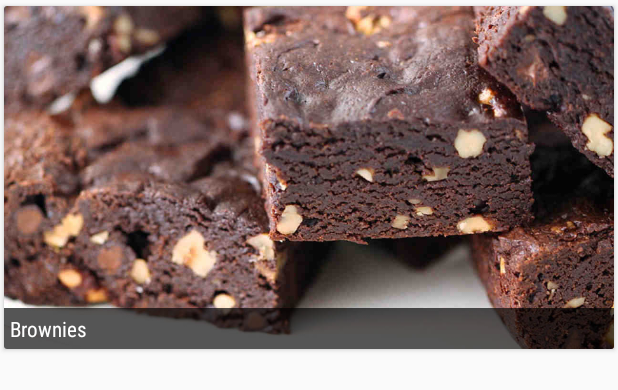
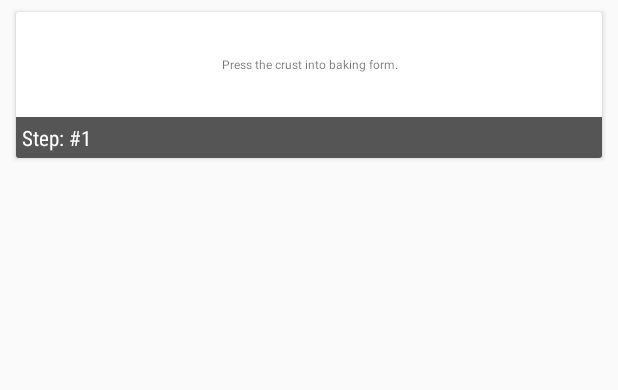
Before and after one commit to c0dexter/Baking-App, an Android app: the layout fragment_recipe_step.xml on its own in the app's theme, with its tools: preview values and no code run, on a phone screen of 412 x 824 dp. Shown: the top 390 px of the screen. Run offline under Robolectric (Android 15) with nearby library versions, the phone set to English and light mode, and no system bars.

Commit message:
Added views for activity with steps (static fragment here) Refactor classes and layouts name

```diff
--- a/app/build.gradle
+++ b/app/build.gradle
@@ -36,4 +36,5 @@ dependencies {
     implementation 'com.android.support:cardview-v7:27.1.1'
     implementation 'com.android.support:recyclerview-v7:27.1.1'
     implementation 'com.jakewharton:butterknife:8.8.1'
+    implementation 'com.ernestoyaquello.stepperform:vertical-stepper-form:0.9.9'
 }
--- a/app/src/main/java/pl/michaldobrowolski/bakingapp/ui/RecipeMasterListFragment.java
+++ b/app/src/main/java/pl/michaldobrowolski/bakingapp/ui/RecipeMasterListFragment.java
@@ -49,7 +49,7 @@ public class RecipeMasterListFragment extends android.support.v4.app.Fragment im
     public View onCreateView(@NonNull LayoutInflater inflater, @Nullable ViewGroup container, Bundle savedInstanceState) {
 
         // Set a root view
-        final View rootView = inflater.inflate(R.layout.recipe_master_list_fragment, container, false);
+        final View rootView = inflater.inflate(R.layout.fragment_recipe_master_list, container, false);
         // Mapping views
         mRecyclerView = rootView.findViewById(R.id.recipe_master_list_rv);
         mApiInterface = ApiClient.getClient().create(ApiInterface.class);
@@ -90,8 +90,9 @@ public class RecipeMasterListFragment extends android.support.v4.app.Fragment im
 
     @Override
     public void onClickRecipe(int recipeCardPosition) {
-        Log.i(TAG, "The " + mRecipeList.get(recipeCardPosition).getmName() + "has been clicked" );
+        Log.i(TAG, "The " + mRecipeList.get(recipeCardPosition).getmName() + "has been clicked");
         Toast.makeText(mContext, "Recipe of " + mRecipeList.get(recipeCardPosition).getmName(), Toast.LENGTH_SHORT).show();
+        //TODO: Make sending required data to the 2nd screen (fragment) and open it
     }
 
     @Override
--- a/app/src/main/java/pl/michaldobrowolski/bakingapp/ui/adapters/RecipeMasterListAdapter.java
+++ b/app/src/main/java/pl/michaldobrowolski/bakingapp/ui/adapters/RecipeMasterListAdapter.java
@@ -20,7 +20,6 @@ public class RecipeMasterListAdapter extends RecyclerView.Adapter<RecipeMasterLi
     private List<Recipe> mRecipeItems;
     private Recipe recipe;
     private ImageView recipePhotoCardImageView;
-    //private Context mContext;
 
     public RecipeMasterListAdapter(List<Recipe> recipeList, MasterListAdapterOnClickHandler listClickHandler) {
         this.mRecipeItems = recipeList;
@@ -32,7 +31,7 @@ public class RecipeMasterListAdapter extends RecyclerView.Adapter<RecipeMasterLi
     @Override
     public RecipeMasterListAdapter.ViewHolder onCreateViewHolder(@NonNull ViewGroup parent, int viewType) {
 
-        View view = LayoutInflater.from(parent.getContext()).inflate(R.layout.recipe_item, parent, false);
+        View view = LayoutInflater.from(parent.getContext()).inflate(R.layout.fragment_recipe, parent, false);
         view.setFocusable(true);
         return new ViewHolder(view);
     }
--- /dev/null
+++ b/app/src/main/java/pl/michaldobrowolski/bakingapp/ui/adapters/RecipeStepListAdapter.java
@@ -0,0 +1,6 @@
+package pl.michaldobrowolski.bakingapp.ui.adapters;
+
+public class RecipeStepListAdapter  {
+
+    //TODO: create adapter of step list
+}
--- /dev/null
+++ b/app/src/main/res/layout/activity_steps.xml
@@ -0,0 +1,6 @@
+<?xml version="1.0" encoding="utf-8"?>
+<fragment xmlns:android="http://schemas.android.com/apk/res/android"
+    android:id="@+id/steps_list_fragment"
+    android:name="pl.michaldobrowolski.bakingapp.ui.RecipeStepListFragment"
+    android:layout_width="match_parent"
+    android:layout_height="match_parent" />
--- a/app/src/main/res/layout/recipe_item.xml
+++ b/app/src/main/res/layout/fragment_recipe_step.xml
@@ -8,41 +8,43 @@
     <LinearLayout
         android:layout_width="match_parent"
         android:layout_height="wrap_content"
-        android:layout_margin="0dp"
+        android:layout_marginBottom="4dp"
+        android:layout_marginLeft="8dp"
+        android:layout_marginRight="8dp"
+        android:layout_marginTop="4dp"
         android:clipToPadding="false"
         android:orientation="vertical">
 
-        <android.support.v7.widget.CardView
+    <android.support.v7.widget.CardView
             android:layout_width="match_parent"
             android:layout_height="wrap_content"
             card_view:cardElevation="@dimen/cardview_default_elevation"
             card_view:cardUseCompatPadding="true">
 
-            <ImageView
-                android:id="@+id/image_card_cake"
-                android:layout_width="match_parent"
-                android:layout_height="wrap_content"
-                android:layout_gravity="center_vertical"
-                android:adjustViewBounds="true"
-                android:contentDescription="@string/desc_photo_of_cake"
-                android:scaleType="centerCrop"
-                tools:src="@drawable/brownie" />
-
             <LinearLayout
                 android:layout_width="match_parent"
                 android:layout_height="wrap_content"
                 android:layout_gravity="bottom"
-                android:background="#aa000000"
-                android:orientation="horizontal">
+                android:orientation="vertical">
+
+                <TextView
+                    android:id="@+id/text_short_step_desc"
+                    android:layout_width="match_parent"
+                    android:layout_height="wrap_content"
+                    android:gravity="center"
+                    android:minHeight="70dp"
+                    android:textSize="@dimen/vertical_stepper_title_text_size"
+                    tools:text="Press the crust into baking form." />
 
                 <TextView
                     android:id="@+id/text_card_cake_name"
                     android:layout_width="match_parent"
                     android:layout_height="wrap_content"
+                    android:background="#aa000000"
                     android:fontFamily="sans-serif-condensed"
                     android:padding="4dp"
                     android:textColor="@android:color/white"
-                    tools:text="Brownies" />
+                    tools:text="Step: #1" />
             </LinearLayout>
 
         </android.support.v7.widget.CardView>
--- /dev/null
+++ b/app/src/main/res/layout/recipe_step_list_fragment.xml
@@ -0,0 +1,6 @@
+<?xml version="1.0" encoding="utf-8"?>
+<android.support.v7.widget.RecyclerView
+    xmlns:android="http://schemas.android.com/apk/res/android"
+    android:layout_width="match_parent"
+    android:layout_height="match_parent"
+    android:id="@+id/recipe_steps_list_rv" />
--- a/app/src/main/res/layout/recipe_steps_list_fragment.xml
+++ /dev/null
@@ -1,5 +0,0 @@
-<?xml version="1.0" encoding="utf-8"?>
-<android.support.v7.widget.RecyclerView xmlns:android="http://schemas.android.com/apk/res/android"
-    android:layout_width="match_parent" android:layout_height="match_parent">
-
-</android.support.v7.widget.RecyclerView>
```
Also changed, not shown: app/src/main/java/pl/michaldobrowolski/bakingapp/ui/RecipeStepListFragment.java (added, +51 -0 lines), app/src/main/res/layout/fragment_recipe_ingredient.xml (added, +72 -0 lines), app/src/main/res/layout/fragment_recipe_master_list.xml (renamed from app/src/main/res/layout/recipe_master_list_fragment.xml).
